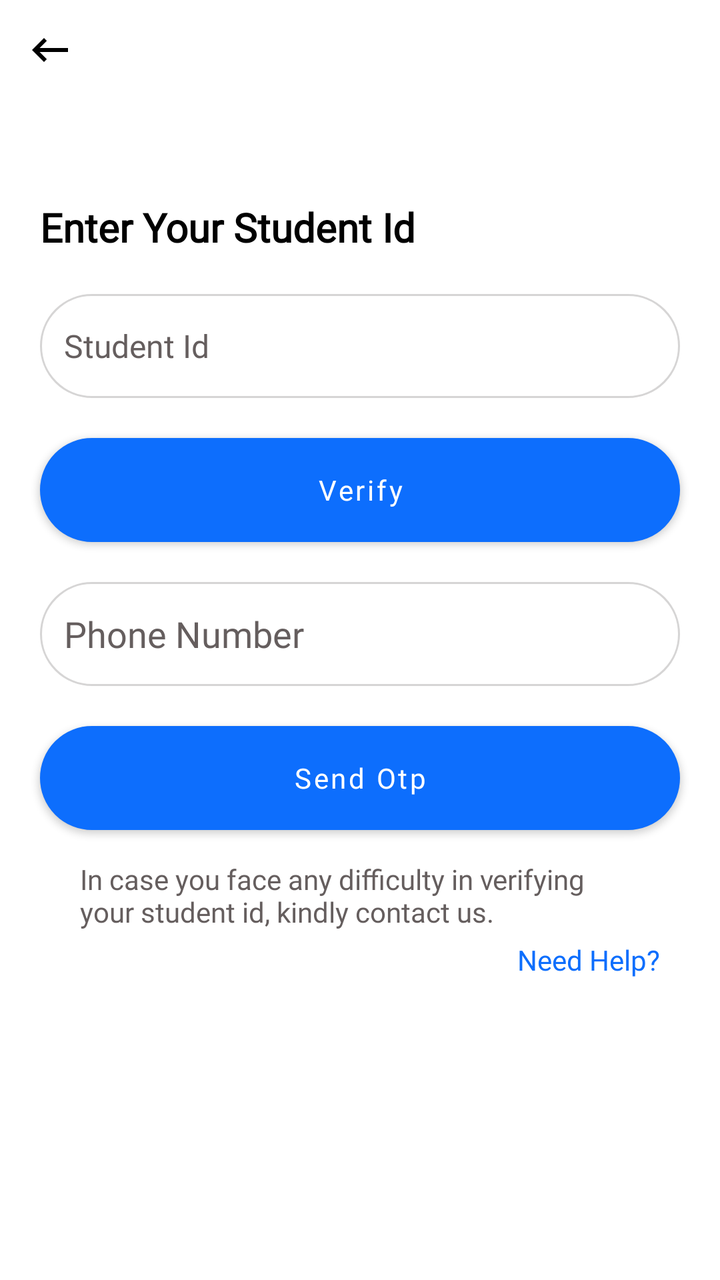
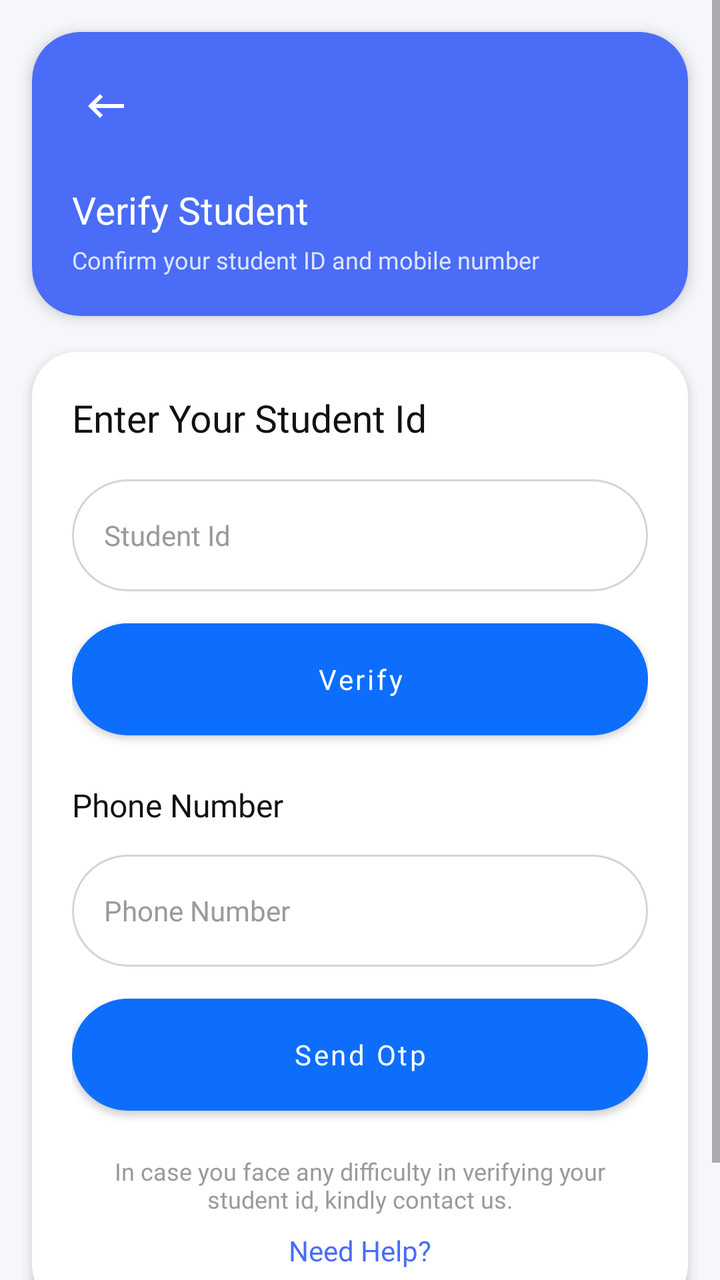

An Android layout rendered at two revisions. The XML below is the earlier revision; the diff shows what the commit changed to produce the second picture.
<!-- AndroidManifest.xml: application theme Theme.LMSKotlin -->
<!-- res/layout/activity_verify_unique_id.xml -->
<?xml version="1.0" encoding="utf-8"?>
<RelativeLayout xmlns:android="http://schemas.android.com/apk/res/android"
    xmlns:tools="http://schemas.android.com/tools"
    xmlns:app="http://schemas.android.com/apk/res-auto"
    android:layout_width="match_parent"
    android:layout_height="match_parent"
    android:background="@color/white"
    tools:context=".VerifyUniqueIdActivity">

    <ScrollView
        android:layout_width="match_parent"
        android:layout_height="match_parent">

        <RelativeLayout
            android:layout_width="match_parent"
            android:layout_height="wrap_content"
            android:paddingBottom="30dp">

            <ImageButton
                android:id="@+id/backBtn"
                android:layout_width="30dp"
                android:layout_height="30dp"
                android:layout_marginTop="10dp"
                android:layout_marginStart="10dp"
                android:backgroundTint="@color/white"
                android:contentDescription="@string/back_button"
                android:src="@drawable/ic_back_black"
                app:tint="@color/black" />

            <TextView
                android:id="@+id/stuId"
                android:layout_width="wrap_content"
                android:layout_height="wrap_content"
                android:layout_marginStart="20dp"
                android:layout_marginTop="100dp"
                android:fontFamily="@font/seg_ui_semibold"
                android:text="@string/enter_student_id"
                android:textColor="@color/black"
                android:textSize="20sp"
                android:textStyle="bold" />

            <EditText
                android:id="@+id/uniqueIdEt"
                android:layout_width="match_parent"
                android:layout_height="52dp"
                android:layout_below="@id/stuId"
                android:layout_centerInParent="true"
                android:layout_marginStart="20dp"
                android:layout_marginTop="20dp"
                android:layout_marginEnd="20dp"
                android:autofillHints="username"
                android:background="@drawable/shape_rect_2"
                android:drawablePadding="20dp"
                android:drawableTint="@color/colorGray02"
                android:fontFamily="@font/seg_ui_semibold"
                android:hint="@string/student_id"
                android:imeOptions="actionNext"
                android:inputType="number"
                android:padding="12dp"
                android:textColor="@color/black"
                android:textColorHint="@color/Gray01"
                android:textSize="16sp" />

            <Button
                android:id="@+id/continueBtn"
                android:layout_width="match_parent"
                android:layout_height="52dp"
                android:layout_below="@id/uniqueIdEt"
                android:layout_marginStart="20dp"
                android:layout_marginTop="20dp"
                android:layout_marginEnd="20dp"
                android:background="@drawable/button_background"
                android:fontFamily="@font/seg_ui_semibold"
                android:text="@string/verify"
                android:textAllCaps="false" />

            <EditText
                android:id="@+id/phoneEt"
                android:layout_width="match_parent"
                android:layout_height="52dp"
                android:layout_below="@id/continueBtn"
                android:layout_centerInParent="true"
                android:layout_marginStart="20dp"
                android:layout_marginTop="20dp"
                android:layout_marginEnd="20dp"
                android:autofillHints="phone"
                android:background="@drawable/shape_rect_2"
                android:drawablePadding="20dp"
                android:fontFamily="@font/seg_ui_semibold"
                android:hint="@string/phone_number"
                android:imeOptions="actionNext"
                android:inputType="phone"
                android:padding="12dp"
                android:textColor="@color/black"
                android:textColorHint="@color/Gray01" />

            <Button
                android:id="@+id/sendOtpBtn"
                android:layout_width="match_parent"
                android:layout_height="52dp"
                android:layout_below="@id/phoneEt"
                android:layout_marginStart="20dp"
                android:layout_marginTop="20dp"
                android:layout_marginEnd="20dp"
                android:background="@drawable/button_background"
                android:fontFamily="@font/seg_ui_semibold"
                android:text="@string/send_otp"
                android:textAllCaps="false" />

            <TextView
                android:id="@+id/elpBtn"
                android:layout_width="wrap_content"
                android:layout_height="wrap_content"
                android:layout_below="@id/sendOtpBtn"
                android:layout_marginStart="40dp"
                android:layout_marginTop="15dp"
                android:layout_marginEnd="40dp"
                android:fontFamily="@font/segoe_ui_regular"
                android:text="@string/help_message"
                android:textColor="@color/Gray01"
                android:textSize="14sp" />

            <TextView
                android:id="@+id/helpBtn"
                android:layout_width="wrap_content"
                android:layout_height="wrap_content"
                android:layout_alignParentEnd="true"
                android:layout_below="@id/elpBtn"
                android:layout_marginStart="40dp"
                android:layout_marginTop="5dp"
                android:layout_marginEnd="30dp"
                android:fontFamily="@font/segoe_ui_bold"
                android:text="@string/need_help"
                android:textColor="@color/colorPrimary"
                android:textSize="14sp" />

        </RelativeLayout>

    </ScrollView>

    <RelativeLayout
        android:id="@+id/progressBar"
        android:layout_width="wrap_content"
        android:layout_height="wrap_content"
        android:layout_centerInParent="true"
        android:background="@drawable/shape_circle00"
        android:backgroundTint="@color/white"
        android:elevation="30dp"
        android:padding="5dp"
        android:visibility="gone">

        <ProgressBar
            android:layout_width="wrap_content"
            android:layout_height="wrap_content"
            android:layout_centerInParent="true" />

    </RelativeLayout>

</RelativeLayout>
<!-- resources referenced by this layout -->
<resources>
  <color name="Gray01">#655E5E</color>
  <color name="black">#FF000000</color>
  <color name="colorGray02">#959595</color>
  <color name="colorPrimary">#0d6efd</color>
  <color name="white">#FFFFFFFF</color>
  <!-- drawable button_background (drawable) -->
  <?xml version="1.0" encoding="utf-8"?>
  <layer-list xmlns:android="http://schemas.android.com/apk/res/android">
      <item>
          <shape android:shape="rectangle">
              <solid android:color="@color/colorPrimary"/>
              <corners android:radius="50dp"/>
              <stroke android:color="@color/colorPrimary"
                  android:width="1dp"/>
          </shape>
      </item>
  </layer-list>
  <!-- drawable ic_back_black (drawable) -->
  <vector android:autoMirrored="true" android:height="24dp"
      android:tint="#000000" android:viewportHeight="24"
      android:viewportWidth="24" android:width="24dp" xmlns:android="http://schemas.android.com/apk/res/android">
      <path android:fillColor="@android:color/white" android:pathData="M21,11H6.83l3.58,-3.59L9,6l-6,6 6,6 1.41,-1.41L6.83,13H21z"/>
  </vector>
  <!-- drawable shape_circle00 (drawable) -->
  <?xml version="1.0" encoding="utf-8"?>
  <shape xmlns:android="http://schemas.android.com/apk/res/android"
      android:shape="oval">
  
      <solid android:color="@color/colorPrimary"/>
  
  
  </shape>
  <!-- drawable shape_rect_2 (drawable) -->
  <?xml version="1.0" encoding="utf-8"?>
  <shape xmlns:android="http://schemas.android.com/apk/res/android"
      android:shape="rectangle">
  
      <solid android:color="@color/white" />
  
      <corners android:radius="50dp"/>
      <stroke android:color="@color/strokesColor"
          android:width="1dp" />
  
  </shape>
  <string name="back_button">Back</string>
  <string name="enter_student_id">Enter Your Student Id</string>
  <string name="help_message">
          In case you face any difficulty in verifying your student id, kindly contact us.
      </string>
  <string name="need_help">Need Help?</string>
  <string name="phone_number">Phone Number</string>
  <string name="send_otp">Send Otp</string>
  <string name="student_id">Student Id</string>
  <string name="verify">Verify</string>
  <style name="Theme.LMSKotlin" parent="Theme.MaterialComponents.DayNight.NoActionBar">
          
          <item name="colorPrimary">@color/colorPrimary</item>
          <item name="colorPrimaryVariant">@color/colorPrimary</item>
          <item name="colorOnPrimary">@color/white</item>
          
          <item name="colorSecondary">@color/colorPrimary</item>
          <item name="colorSecondaryVariant">@color/colorPrimary</item>
          <item name="colorOnSecondary">@color/black</item>
          
          <item name="android:statusBarColor">?attr/colorPrimaryVariant</item>
          
      </style>
  <color name="strokesColor">#D6D5D5</color>
</resources>

<!-- the commit's change to res/layout/activity_verify_unique_id.xml (unified diff, before → after) -->
@@ -1,159 +1,237 @@
 <?xml version="1.0" encoding="utf-8"?>
-<RelativeLayout xmlns:android="http://schemas.android.com/apk/res/android"
+<androidx.constraintlayout.widget.ConstraintLayout
+    xmlns:android="http://schemas.android.com/apk/res/android"
+    xmlns:app="http://schemas.android.com/apk/res-auto"
     xmlns:tools="http://schemas.android.com/tools"
-    xmlns:app="http://schemas.android.com/apk/res-auto"
     android:layout_width="match_parent"
     android:layout_height="match_parent"
-    android:background="@color/white"
+    android:background="#F5F7FA"
     tools:context=".VerifyUniqueIdActivity">
 
+    
+
     <ScrollView
-        android:layout_width="match_parent"
-        android:layout_height="match_parent">
-
-        <RelativeLayout
+        android:layout_width="0dp"
+        android:layout_height="0dp"
+        android:fillViewport="true"
+        app:layout_constraintTop_toTopOf="parent"
+        app:layout_constraintBottom_toBottomOf="parent"
+        app:layout_constraintStart_toStartOf="parent"
+        app:layout_constraintEnd_toEndOf="parent">
+
+        <LinearLayout
             android:layout_width="match_parent"
             android:layout_height="wrap_content"
+            android:orientation="vertical"
             android:paddingBottom="30dp">
 
-            <ImageButton
-                android:id="@+id/backBtn"
-                android:layout_width="30dp"
-                android:layout_height="30dp"
-                android:layout_marginTop="10dp"
-                android:layout_marginStart="10dp"
-                android:backgroundTint="@color/white"
-                android:contentDescription="@string/back_button"
-                android:src="@drawable/ic_back_black"
-                app:tint="@color/black" />
-
-            <TextView
-                android:id="@+id/stuId"
-                android:layout_width="wrap_content"
+            
+
+            <androidx.cardview.widget.CardView
+                android:layout_width="match_parent"
                 android:layout_height="wrap_content"
-                android:layout_marginStart="20dp"
-                android:layout_marginTop="100dp"
-                android:fontFamily="@font/seg_ui_semibold"
-                android:text="@string/enter_student_id"
-                android:textColor="@color/black"
-                android:textSize="20sp"
-                android:textStyle="bold" />
-
-            <EditText
-                android:id="@+id/uniqueIdEt"
+                android:layout_marginStart="16dp"
+                android:layout_marginTop="16dp"
+                android:layout_marginEnd="16dp"
+                app:cardBackgroundColor="#4A6CF7"
+                app:cardCornerRadius="24dp"
+                app:cardElevation="4dp">
+
+                <RelativeLayout
+                    android:layout_width="match_parent"
+                    android:layout_height="wrap_content"
+                    android:padding="20dp">
+
+                    <ImageButton
+                        android:id="@+id/backBtn"
+                        android:layout_width="34dp"
+                        android:layout_height="34dp"
+                        android:background="@android:color/transparent"
+                        android:contentDescription="@string/back_button"
+                        android:padding="6dp"
+                        android:src="@drawable/ic_back_black"
+                        app:tint="@android:color/white" />
+
+                    <LinearLayout
+                        android:layout_width="wrap_content"
+                        android:layout_height="wrap_content"
+                        android:layout_below="@id/backBtn"
+                        android:layout_marginTop="22dp"
+                        android:orientation="vertical">
+
+                        <TextView
+                            android:layout_width="wrap_content"
+                            android:layout_height="wrap_content"
+                            android:fontFamily="@font/segoe_ui_bold"
+                            android:text="Verify Student"
+                            android:textColor="@android:color/white"
+                            android:textSize="19sp" />
+
+                        <TextView
+                            android:layout_width="wrap_content"
+                            android:layout_height="wrap_content"
+                            android:layout_marginTop="4dp"
+                            android:fontFamily="@font/seg_ui_semibold"
+                            android:text="Confirm your student ID and mobile number"
+                            android:textColor="#DDE4FF"
+                            android:textSize="12sp" />
+
+                    </LinearLayout>
+
+                </RelativeLayout>
+
+            </androidx.cardview.widget.CardView>
+
+            
+
+            <androidx.cardview.widget.CardView
                 android:layout_width="match_parent"
-                android:layout_height="52dp"
-                android:layout_below="@id/stuId"
-                android:layout_centerInParent="true"
-                android:layout_marginStart="20dp"
-                android:layout_marginTop="20dp"
-                android:layout_marginEnd="20dp"
-                android:autofillHints="username"
-                android:background="@drawable/shape_rect_2"
-                android:drawablePadding="20dp"
-                android:drawableTint="@color/colorGray02"
-                android:fontFamily="@font/seg_ui_semibold"
-                android:hint="@string/student_id"
-                android:imeOptions="actionNext"
-                android:inputType="number"
-                android:padding="12dp"
-                android:textColor="@color/black"
-                android:textColorHint="@color/Gray01"
-                android:textSize="16sp" />
-
-            <Button
-                android:id="@+id/continueBtn"
-                android:layout_width="match_parent"
-                android:layout_height="52dp"
-                android:layout_below="@id/uniqueIdEt"
-                android:layout_marginStart="20dp"
-                android:layout_marginTop="20dp"
-                android:layout_marginEnd="20dp"
-                android:background="@drawable/button_background"
-                android:fontFamily="@font/seg_ui_semibold"
-                android:text="@string/verify"
-                android:textAllCaps="false" />
-
-            <EditText
-                android:id="@+id/phoneEt"
-                android:layout_width="match_parent"
-                android:layout_height="52dp"
-                android:layout_below="@id/continueBtn"
-                android:layout_centerInParent="true"
-                android:layout_marginStart="20dp"
-                android:layout_marginTop="20dp"
-                android:layout_marginEnd="20dp"
-                android:autofillHints="phone"
-                android:background="@drawable/shape_rect_2"
-                android:drawablePadding="20dp"
-                android:fontFamily="@font/seg_ui_semibold"
-                android:hint="@string/phone_number"
-                android:imeOptions="actionNext"
-                android:inputType="phone"
-                android:padding="12dp"
-                android:textColor="@color/black"
-                android:textColorHint="@color/Gray01" />
-
-            <Button
-                android:id="@+id/sendOtpBtn"
-                android:layout_width="match_parent"
-                android:layout_height="52dp"
-                android:layout_below="@id/phoneEt"
-                android:layout_marginStart="20dp"
-                android:layout_marginTop="20dp"
-                android:layout_marginEnd="20dp"
-                android:background="@drawable/button_background"
-                android:fontFamily="@font/seg_ui_semibold"
-                android:text="@string/send_otp"
-                android:textAllCaps="false" />
-
-            <TextView
-                android:id="@+id/elpBtn"
-                android:layout_width="wrap_content"
                 android:layout_height="wrap_content"
-                android:layout_below="@id/sendOtpBtn"
-                android:layout_marginStart="40dp"
-                android:layout_marginTop="15dp"
-                android:layout_marginEnd="40dp"
-                android:fontFamily="@font/segoe_ui_regular"
-                android:text="@string/help_message"
-                android:textColor="@color/Gray01"
-                android:textSize="14sp" />
-
-            <TextView
-                android:id="@+id/helpBtn"
-                android:layout_width="wrap_content"
-                android:layout_height="wrap_content"
-                android:layout_alignParentEnd="true"
-                android:layout_below="@id/elpBtn"
-                android:layout_marginStart="40dp"
-                android:layout_marginTop="5dp"
-                android:layout_marginEnd="30dp"
-                android:fontFamily="@font/segoe_ui_bold"
-                android:text="@string/need_help"
-                android:textColor="@color/colorPrimary"
-                android:textSize="14sp" />
-
-        </RelativeLayout>
+                android:layout_marginStart="16dp"
+                android:layout_marginTop="18dp"
+                android:layout_marginEnd="16dp"
+                android:layout_marginBottom="20dp"
+                app:cardBackgroundColor="@android:color/white"
+                app:cardCornerRadius="22dp"
+                app:cardElevation="3dp">
+
+                <LinearLayout
+                    android:layout_width="match_parent"
+                    android:layout_height="wrap_content"
+                    android:orientation="vertical"
+                    android:padding="20dp">
+
+                    
+
+                    <TextView
+                        android:layout_width="wrap_content"
+                        android:layout_height="wrap_content"
+                        android:fontFamily="@font/segoe_ui_bold"
+                        android:text="@string/enter_student_id"
+                        android:textColor="#111111"
+                        android:textSize="19sp" />
+
+                    <EditText
+                        android:id="@+id/uniqueIdEt"
+                        android:layout_width="match_parent"
+                        android:layout_height="56dp"
+                        android:layout_marginTop="18dp"
+                        android:autofillHints="username"
+                        android:background="@drawable/shape_rect_2"
+                        android:fontFamily="@font/seg_ui_semibold"
+                        android:hint="@string/student_id"
+                        android:imeOptions="actionNext"
+                        android:inputType="number"
+                        android:paddingStart="16dp"
+                        android:paddingEnd="16dp"
+                        android:textColor="#111111"
+                        android:textColorHint="#9A9A9A"
+                        android:textSize="14sp" />
+
+                    <Button
+                        android:id="@+id/continueBtn"
+                        android:layout_width="match_parent"
+                        android:layout_height="56dp"
+                        android:layout_marginTop="16dp"
+                        android:background="@drawable/button_background"
+                        android:fontFamily="@font/seg_ui_semibold"
+                        android:text="@string/verify"
+                        android:textAllCaps="false"
+                        android:textColor="@android:color/white"
+                        android:textSize="14sp" />
+
+                    
+
+                    <TextView
+                        android:layout_width="wrap_content"
+                        android:layout_height="wrap_content"
+                        android:layout_marginTop="24dp"
+                        android:fontFamily="@font/segoe_ui_bold"
+                        android:text="Phone Number"
+                        android:textColor="#111111"
+                        android:textSize="16sp" />
+
+                    <EditText
+                        android:id="@+id/phoneEt"
+                        android:layout_width="match_parent"
+                        android:layout_height="56dp"
+                        android:layout_marginTop="14dp"
+                        android:autofillHints="phone"
+                        android:background="@drawable/shape_rect_2"
+                        android:fontFamily="@font/seg_ui_semibold"
+                        android:hint="@string/phone_number"
+                        android:imeOptions="actionNext"
+                        android:inputType="phone"
+                        android:paddingStart="16dp"
+                        android:paddingEnd="16dp"
+                        android:textColor="#111111"
+                        android:textColorHint="#9A9A9A"
+                        android:textSize="14sp" />
+
+                    <Button
+                        android:id="@+id/sendOtpBtn"
+                        android:layout_width="match_parent"
+                        android:layout_height="56dp"
+                        android:layout_marginTop="16dp"
+                        android:background="@drawable/button_background"
+                        android:fontFamily="@font/seg_ui_semibold"
+                        android:text="@string/send_otp"
+                        android:textAllCaps="false"
+                        android:textColor="@android:color/white"
+                        android:textSize="14sp" />
+
+                    
+
+                    <TextView
+                        android:id="@+id/elpBtn"
+                        android:layout_width="match_parent"
+                        android:layout_height="wrap_content"
+                        android:layout_marginTop="22dp"
+                        android:fontFamily="@font/segoe_ui_regular"
+                        android:gravity="center"
+                        android:text="@string/help_message"
+                        android:textColor="#9A9A9A"
+                        android:textSize="12sp" />
+
+                    <TextView
+                        android:id="@+id/helpBtn"
+                        android:layout_width="wrap_content"
+                        android:layout_height="wrap_content"
+                        android:layout_gravity="center"
+                        android:layout_marginTop="8dp"
+                        android:fontFamily="@font/segoe_ui_bold"
+                        android:text="@string/need_help"
+                        android:textColor="#4A6CF7"
+                        android:textSize="14sp" />
+
+                </LinearLayout>
+
+            </androidx.cardview.widget.CardView>
+
+        </LinearLayout>
 
     </ScrollView>
 
-    <RelativeLayout
+    
+
+    <androidx.cardview.widget.CardView
         android:id="@+id/progressBar"
         android:layout_width="wrap_content"
         android:layout_height="wrap_content"
-        android:layout_centerInParent="true"
-        android:background="@drawable/shape_circle00"
-        android:backgroundTint="@color/white"
-        android:elevation="30dp"
-        android:padding="5dp"
-        android:visibility="gone">
+        android:visibility="gone"
+        app:cardCornerRadius="20dp"
+        app:cardElevation="6dp"
+        app:cardBackgroundColor="@android:color/white"
+        app:layout_constraintTop_toTopOf="parent"
+        app:layout_constraintBottom_toBottomOf="parent"
+        app:layout_constraintStart_toStartOf="parent"
+        app:layout_constraintEnd_toEndOf="parent">
 
         <ProgressBar
-            android:layout_width="wrap_content"
-            android:layout_height="wrap_content"
-            android:layout_centerInParent="true" />
-
-    </RelativeLayout>
-
-</RelativeLayout>
+            android:layout_width="60dp"
+            android:layout_height="60dp"
+            android:padding="12dp" />
+
+    </androidx.cardview.widget.CardView>
+
+</androidx.constraintlayout.widget.ConstraintLayout>
<!-- resource entries referenced after the edit -->
@@ -1,8 +1,6 @@
 <!-- resources referenced by this layout -->
 <resources>
-  <color name="Gray01">#655E5E</color>
   <color name="black">#FF000000</color>
-  <color name="colorGray02">#959595</color>
   <color name="colorPrimary">#0d6efd</color>
   <color name="white">#FFFFFFFF</color>
   <!-- drawable button_background (drawable) -->
@@ -23,15 +21,6 @@
       android:viewportWidth="24" android:width="24dp" xmlns:android="http://schemas.android.com/apk/res/android">
       <path android:fillColor="@android:color/white" android:pathData="M21,11H6.83l3.58,-3.59L9,6l-6,6 6,6 1.41,-1.41L6.83,13H21z"/>
   </vector>
-  <!-- drawable shape_circle00 (drawable) -->
-  <?xml version="1.0" encoding="utf-8"?>
-  <shape xmlns:android="http://schemas.android.com/apk/res/android"
-      android:shape="oval">
-  
-      <solid android:color="@color/colorPrimary"/>
-  
-  
-  </shape>
   <!-- drawable shape_rect_2 (drawable) -->
   <?xml version="1.0" encoding="utf-8"?>
   <shape xmlns:android="http://schemas.android.com/apk/res/android"
